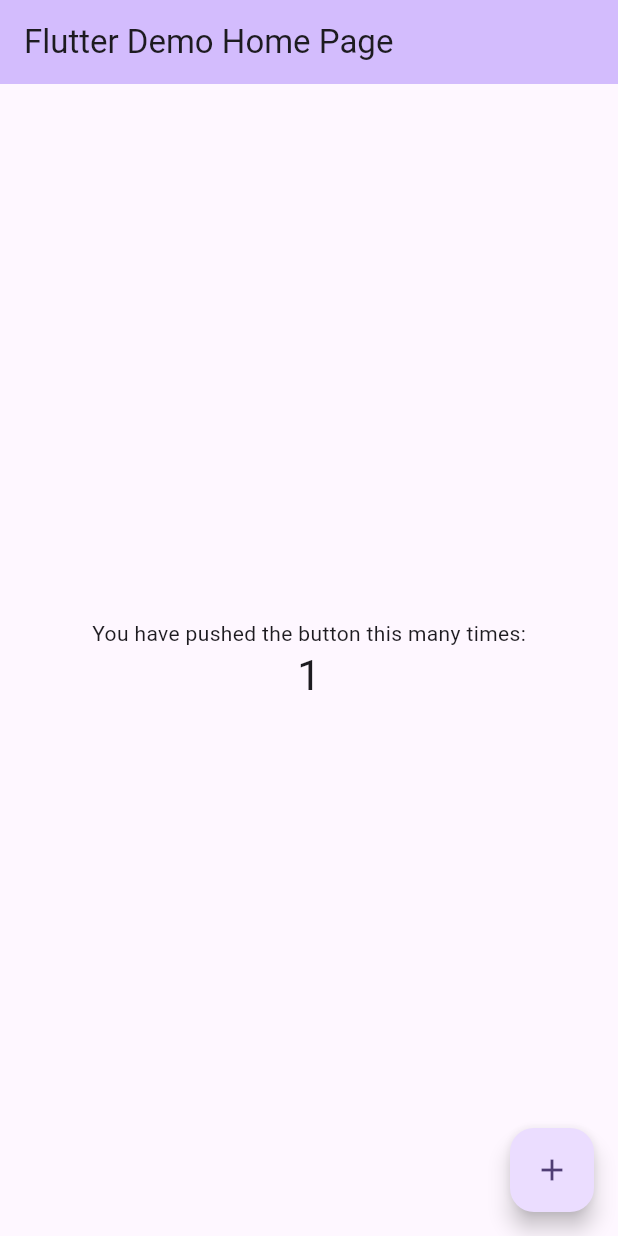
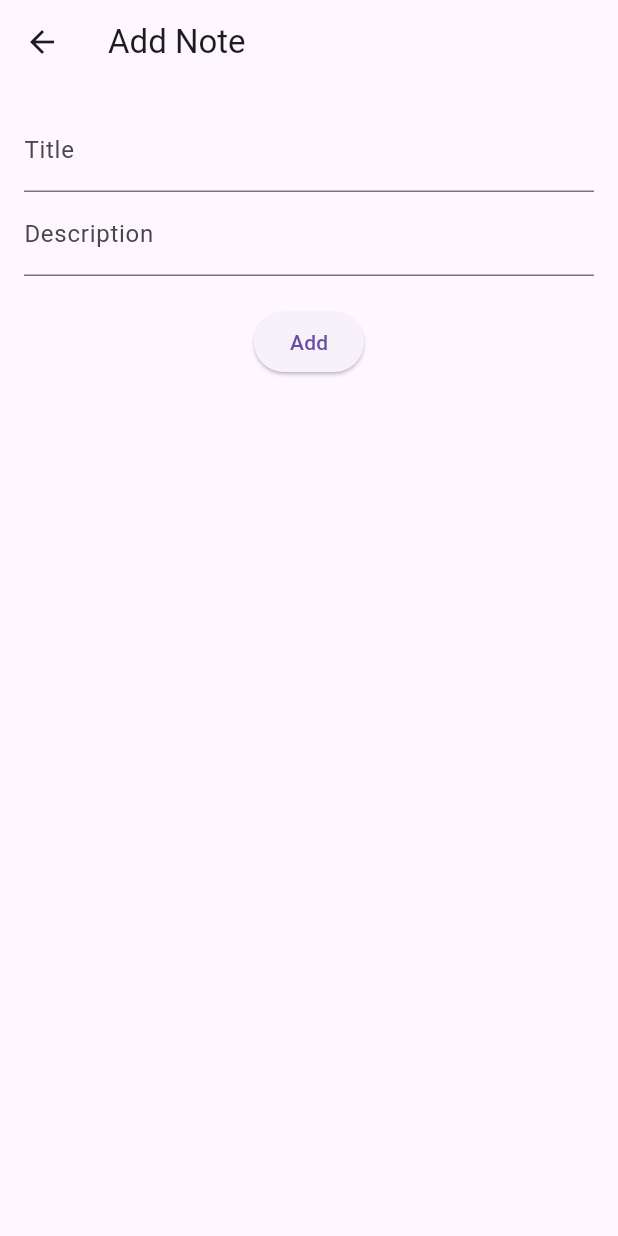
Before and after one commit to ShRudra88/crud_using_bloc, a Flutter app: the screen it shows after launch, after a tap on the "add" icon, on a phone screen of 412 x 824 dp. Run offline on Flutter 3.47's test engine with Material 3 defaults, Android fonts, the phone set to English and light mode, and no system bars; our stand-ins replace flutter_bloc, sqflite; accounts and stored records are empty.

Commit message:
feat: Implement CRUD functionality for notes using BLoC and Sqflite
This commit introduces a complete CRUD (Create, Read, Update, Delete) system for managing notes.

**Key changes:**

- **Data Layer:**
    - Added `Note` model (`lib/data/note_model.dart`) to represent note data.
    - Implemented `DatabaseHelper` (`lib/data/database_helper.dart`) using Sqflite for local database operations (create, read, update, delete notes).
- **BLoC Layer:**
    - Defined `NoteEvent`s (`lib/bloc/note_event.dart`) for actions like loading, adding, updating, and deleting notes.
    - Defined `NoteState`s (`lib/bloc/note_state.dart`) to represent different states of the note operations (initial, loading, loaded, error).
    - Created `NoteBloc` (`lib/bloc/note_bloc.dart`) to manage the business logic for note operations, interacting with `DatabaseHelper`.
- **UI Layer:**
    - Added `HomeScreen` (`lib/screens/home_screen.dart`) to display the list of notes and provide options to add, edit, or delete notes.
    - Added `AddEditNoteScreen` (`lib/screens/add_edit_note_screen.dart`) for creating new notes or editing existing ones.
- **Main Application:**
    - Updated `main.dart` to integrate `NoteBloc` using `BlocProvider` and set `HomeScreen` as the initial screen.
- **Dependencies:**
    - Added `flutter_bloc`, `http`, `path`, and `sqflite` to `pubspec.yaml`.
- **Platform Configuration:**
    - Added `SqflitePlugin` registration for macOS in `GeneratedPluginRegistrant.swift`.

```diff
--- /dev/null
+++ b/lib/bloc/note_bloc.dart
@@ -0,0 +1,32 @@
+import 'package:flutter_bloc/flutter_bloc.dart';
+import '../data/database_helper.dart';
+import '../data/note_model.dart';
+import 'note_event.dart';
+import 'note_state.dart';
+
+class NoteBloc extends Bloc<NoteEvent, NoteState> {
+  final DatabaseHelper dbHelper;
+
+  NoteBloc(this.dbHelper) : super(NoteInitial()) {
+    on<LoadNotes>((event, emit) async {
+      emit(NoteLoading());
+      final notes = await dbHelper.getNotes();
+      emit(NoteLoaded(notes));
+    });
+
+    on<AddNote>((event, emit) async {
+      await dbHelper.insertNote(event.note);
+      add(LoadNotes());
+    });
+
+    on<UpdateNote>((event, emit) async {
+      await dbHelper.updateNote(event.note);
+      add(LoadNotes());
+    });
+
+    on<DeleteNote>((event, emit) async {
+      await dbHelper.deleteNote(event.id);
+      add(LoadNotes());
+    });
+  }
+}
--- /dev/null
+++ b/lib/bloc/note_event.dart
@@ -0,0 +1,20 @@
+import '../data/note_model.dart';
+
+abstract class NoteEvent {}
+
+class LoadNotes extends NoteEvent {}
+
+class AddNote extends NoteEvent {
+  final Note note;
+  AddNote(this.note);
+}
+
+class UpdateNote extends NoteEvent {
+  final Note note;
+  UpdateNote(this.note);
+}
+
+class DeleteNote extends NoteEvent {
+  final int id;
+  DeleteNote(this.id);
+}
--- /dev/null
+++ b/lib/bloc/note_state.dart
@@ -0,0 +1,17 @@
+import '../data/note_model.dart';
+
+abstract class NoteState {}
+
+class NoteInitial extends NoteState {}
+
+class NoteLoading extends NoteState {}
+
+class NoteLoaded extends NoteState {
+  final List<Note> notes;
+  NoteLoaded(this.notes);
+}
+
+class NoteError extends NoteState {
+  final String message;
+  NoteError(this.message);
+}
--- /dev/null
+++ b/lib/data/database_helper.dart
@@ -0,0 +1,56 @@
+import 'package:path/path.dart';
+import 'package:sqflite/sqflite.dart';
+import 'note_model.dart';
+
+class DatabaseHelper {
+  static final DatabaseHelper _instance = DatabaseHelper._internal();
+  factory DatabaseHelper() => _instance;
+  DatabaseHelper._internal();
+
+  Database? _db;
+
+  Future<Database> get db async {
+    _db ??= await _initDb();
+    return _db!;
+  }
+
+  Future<Database> _initDb() async {
+    final dbPath = await getDatabasesPath();
+    final path = join(dbPath, 'notes.db');
+
+    return await openDatabase(
+      path,
+      version: 1,
+      onCreate: (db, version) async {
+        await db.execute('''
+          CREATE TABLE notes (
+            id INTEGER PRIMARY KEY AUTOINCREMENT,
+            title TEXT,
+            description TEXT
+          )
+        ''');
+      },
+    );
+  }
+
+  Future<List<Note>> getNotes() async {
+    final dbClient = await db;
+    final result = await dbClient.query('notes');
+    return result.map((e) => Note.fromMap(e)).toList();
+  }
+
+  Future<int> insertNote(Note note) async {
+    final dbClient = await db;
+    return await dbClient.insert('notes', note.toMap());
+  }
+
+  Future<int> updateNote(Note note) async {
+    final dbClient = await db;
+    return await dbClient.update('notes', note.toMap(), where: 'id = ?', whereArgs: [note.id]);
+  }
+
+  Future<int> deleteNote(int id) async {
+    final dbClient = await db;
+    return await dbClient.delete('notes', where: 'id = ?', whereArgs: [id]);
+  }
+}
--- /dev/null
+++ b/lib/data/note_model.dart
@@ -0,0 +1,23 @@
+class Note {
+  final int? id;
+  final String title;
+  final String description;
+
+  Note({this.id, required this.title, required this.description});
+
+  Map<String, dynamic> toMap() {
+    return {
+      'id': id,
+      'title': title,
+      'description': description,
+    };
+  }
+
+  factory Note.fromMap(Map<String, dynamic> map) {
+    return Note(
+      id: map['id'],
+      title: map['title'],
+      description: map['description'],
+    );
+  }
+}
--- a/lib/main.dart
+++ b/lib/main.dart
@@ -1,4 +1,9 @@
 import 'package:flutter/material.dart';
+import 'package:flutter_bloc/flutter_bloc.dart';
+import 'bloc/note_bloc.dart';
+import 'bloc/note_event.dart';
+import 'data/database_helper.dart';
+import 'screens/home_screen.dart';
 
 void main() {
   runApp(const MyApp());
@@ -6,118 +11,15 @@ void main() {
 
 class MyApp extends StatelessWidget {
   const MyApp({super.key});
-
-  // This widget is the root of your application.
   @override
   Widget build(BuildContext context) {
-    return MaterialApp(
-      title: 'Flutter Demo',
-      theme: ThemeData(
-        // This is the theme of your application.
-        //
-        // TRY THIS
-        // : Try running your application with "flutter run". You'll see
-        // the application has a purple toolbar. Then, without quitting the app,
-        // try changing the seedColor in the colorScheme below to Colors.green
-        // and then invoke "hot reload" (save your changes or press the "hot
-        // reload" button in a Flutter-supported IDE, or press "r" if you used
-        // the command line to start the app).
-        //
-        // Notice that the counter didn't reset back to zero; the application
-        // state is not lost during the reload. To reset the state, use hot
-        // restart instead.
-        //
-        // This works for code too, not just values: Most code changes can be
-        // tested with just a hot reload.
-        colorScheme: ColorScheme.fromSeed(seedColor: Colors.deepPurple),
+    return BlocProvider(
+      create: (_) => NoteBloc(DatabaseHelper())..add(LoadNotes()),
+      child: MaterialApp(
+        debugShowCheckedModeBanner: false,
+        title: 'Flutter BLoC CRUD',
+        home: const HomeScreen(),
       ),
-      home: const MyHomePage(title: 'Flutter Demo Home Page'),
     );
   }
 }
-
-class MyHomePage extends StatefulWidget {
-  const MyHomePage({super.key, required this.title});
-
-  // This widget is the home page of your application. It is stateful, meaning
-  // that it has a State object (defined below) that contains fields that affect
-  // how it looks.
-
-  // This class is the configuration for the state. It holds the values (in this
-  // case the title) provided by the parent (in this case the App widget) and
-  // used by the build method of the State. Fields in a Widget subclass are
-  // always marked "final".
-
-  final String title;
-
-  @override
-  State<MyHomePage> createState() => _MyHomePageState();
-}
-
-class _MyHomePageState extends State<MyHomePage> {
-  int _counter = 0;
-
-  void _incrementCounter() {
-    setState(() {
-      // This call to setState tells the Flutter framework that something has
-      // changed in this State, which causes it to rerun the build method below
-      // so that the display can reflect the updated values. If we changed
-      // _counter without calling setState(), then the build method would not be
-      // called again, and so nothing would appear to happen.
-      _counter++;
-    });
-  }
-
-  @override
-  Widget build(BuildContext context) {
-    // This method is rerun every time setState is called, for instance as done
-    // by the _incrementCounter method above.
-    //
-    // The Flutter framework has been optimized to make rerunning build methods
-    // fast, so that you can just rebuild anything that needs updating rather
-    // than having to individually change instances of widgets.
-    return Scaffold(
-      appBar: AppBar(
-        // TRY THIS: Try changing the color here to a specific color (to
-        // Colors.amber, perhaps?) and trigger a hot reload to see the AppBar
-        // change color while the other colors stay the same.
-        backgroundColor: Theme.of(context).colorScheme.inversePrimary,
-        // Here we take the value from the MyHomePage object that was created by
-        // the App.build method, and use it to set our appbar title.
-        title: Text(widget.title),
-      ),
-      body: Center(
-        // Center is a layout widget. It takes a single child and positions it
-        // in the middle of the parent.
-        child: Column(
-          // Column is also a layout widget. It takes a list of children and
-          // arranges them vertically. By default, it sizes itself to fit its
-          // children horizontally, and tries to be as tall as its parent.
-          //
-          // Column has various properties to control how it sizes itself and
-          // how it positions its children. Here we use mainAxisAlignment to
-          // center the children vertically; the main axis here is the vertical
-          // axis because Columns are vertical (the cross axis would be
-          // horizontal).
-          //
-          // TRY THIS: Invoke "debug painting" (choose the "Toggle Debug Paint"
-          // action in the IDE, or press "p" in the console), to see the
-          // wireframe for each widget.
-          mainAxisAlignment: MainAxisAlignment.center,
-          children: <Widget>[
-            const Text('You have pushed the button this many times:'),
-            Text(
-              '$_counter',
-              style: Theme.of(context).textTheme.headlineMedium,
-            ),
-          ],
-        ),
-      ),
-      floatingActionButton: FloatingActionButton(
-        onPressed: _incrementCounter,
-        tooltip: 'Increment',
-        child: const Icon(Icons.add),
-      ), // This trailing comma makes auto-formatting nicer for build methods.
-    );
-  }
-}
--- /dev/null
+++ b/lib/screens/add_edit_note_screen.dart
@@ -0,0 +1,62 @@
+import 'package:flutter/material.dart';
+import 'package:flutter_bloc/flutter_bloc.dart';
+import '../bloc/note_bloc.dart';
+import '../bloc/note_event.dart';
+import '../data/note_model.dart';
+
+class AddEditNoteScreen extends StatefulWidget {
+  final Note? note;
+  const AddEditNoteScreen({super.key, this.note});
+
+  @override
+  State<AddEditNoteScreen> createState() => _AddEditNoteScreenState();
+}
+
+class _AddEditNoteScreenState extends State<AddEditNoteScreen> {
+  final titleController = TextEditingController();
+  final descController = TextEditingController();
+
+  @override
+  void initState() {
+    super.initState();
+    if (widget.note != null) {
+      titleController.text = widget.note!.title;
+      descController.text = widget.note!.description;
+    }
+  }
+
+  @override
+  Widget build(BuildContext context) {
+    final isEditing = widget.note != null;
+
+    return Scaffold(
+      appBar: AppBar(title: Text(isEditing ? 'Edit Note' : 'Add Note')),
+      body: Padding(
+        padding: const EdgeInsets.all(16.0),
+        child: Column(
+          children: [
+            TextField(controller: titleController, decoration: const InputDecoration(labelText: 'Title')),
+            TextField(controller: descController, decoration: const InputDecoration(labelText: 'Description')),
+            const SizedBox(height: 20),
+            ElevatedButton(
+              onPressed: () {
+                final note = Note(
+                  id: widget.note?.id,
+                  title: titleController.text,
+                  description: descController.text,
+                );
+                if (isEditing) {
+                  context.read<NoteBloc>().add(UpdateNote(note));
+                } else {
+                  context.read<NoteBloc>().add(AddNote(note));
+                }
+                Navigator.pop(context);
+              },
+              child: Text(isEditing ? 'Update' : 'Add'),
+            ),
+          ],
+        ),
+      ),
+    );
+  }
+}
--- /dev/null
+++ b/lib/screens/home_screen.dart
@@ -0,0 +1,67 @@
+import 'package:flutter/material.dart';
+import 'package:flutter_bloc/flutter_bloc.dart';
+import '../bloc/note_bloc.dart';
+import '../bloc/note_event.dart';
+import '../bloc/note_state.dart';
+import '../data/note_model.dart';
+import 'add_edit_note_screen.dart';
+
+class HomeScreen extends StatelessWidget {
+  const HomeScreen({super.key});
+
+  @override
+  Widget build(BuildContext context) {
+    return Scaffold(
+      appBar: AppBar(title: const Text('Notes')),
+      body: BlocBuilder<NoteBloc, NoteState>(
+        builder: (context, state) {
+          if (state is NoteLoading) return const Center(child: CircularProgressIndicator());
+          if (state is NoteLoaded) {
+            return ListView.builder(
+              itemCount: state.notes.length,
+              itemBuilder: (context, index) {
+                final note = state.notes[index];
+                return ListTile(
+                  title: Text(note.title),
+                  subtitle: Text(note.description),
+                  trailing: Row(
+                    mainAxisSize: MainAxisSize.min,
+                    children: [
+                      IconButton(
+                        icon: const Icon(Icons.edit),
+                        onPressed: () {
+                          Navigator.push(
+                            context,
+                            MaterialPageRoute(
+                              builder: (_) => AddEditNoteScreen(note: note),
+                            ),
+                          );
+                        },
+                      ),
+                      IconButton(
+                        icon: const Icon(Icons.delete),
+                        onPressed: () {
+                          context.read<NoteBloc>().add(DeleteNote(note.id!));
+                        },
+                      ),
+                    ],
+                  ),
+                );
+              },
+            );
+          }
+          return const Center(child: Text("No notes found."));
+        },
+      ),
+      floatingActionButton: FloatingActionButton(
+        onPressed: () {
+          Navigator.push(
+            context,
+            MaterialPageRoute(builder: (_) => const AddEditNoteScreen()),
+          );
+        },
+        child: const Icon(Icons.add),
+      ),
+    );
+  }
+}
--- a/pubspec.yaml
+++ b/pubspec.yaml
@@ -34,6 +34,10 @@ dependencies:
   # The following adds the Cupertino Icons font to your application.
   # Use with the CupertinoIcons class for iOS style icons.
   cupertino_icons: ^1.0.8
+  flutter_bloc:
+  http:
+  path:
+  sqflite:
 
 dev_dependencies:
   flutter_test:
```
Also changed, not shown: pubspec.lock, 1 other file.
